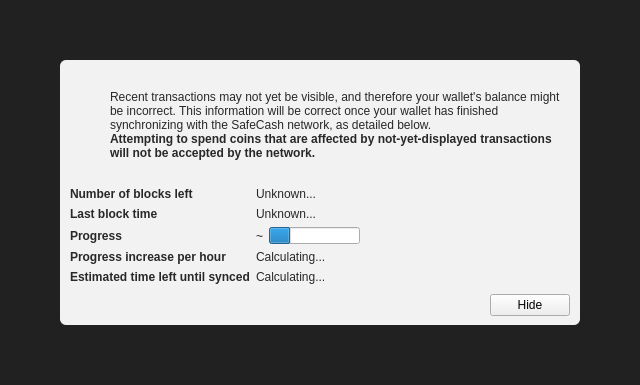
The window that src/qt/forms/modaloverlay.ui (genesis-extensions/genesis) describes before a commit, drawn with Qt 5.
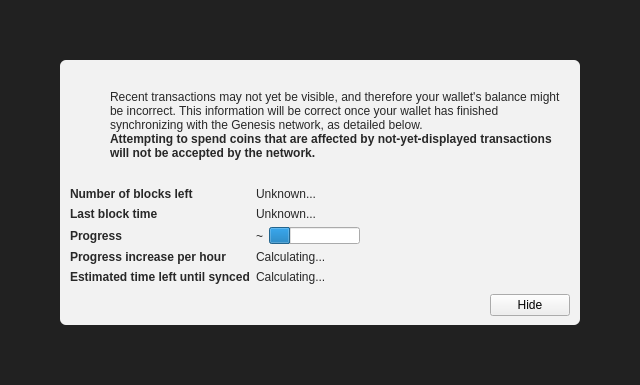
The same window after the commit. Icons and pictures are not drawn. Custom widgets are drawn as their Qt base class.

Commit message: Rebrand from SafeCash

```diff
--- a/src/qt/forms/modaloverlay.ui
+++ b/src/qt/forms/modaloverlay.ui
@@ -130,7 +130,7 @@
              <item>
               <widget class="QLabel" name="infoText">
                <property name="text">
-                <string>Recent transactions may not yet be visible, and therefore your wallet's balance might be incorrect. This information will be correct once your wallet has finished synchronizing with the SafeCash network, as detailed below.</string>
+                <string>Recent transactions may not yet be visible, and therefore your wallet's balance might be incorrect. This information will be correct once your wallet has finished synchronizing with the Genesis network, as detailed below.</string>
                </property>
                <property name="textFormat">
                 <enum>Qt::RichText</enum>
```
The commit also changes 770 other files.
